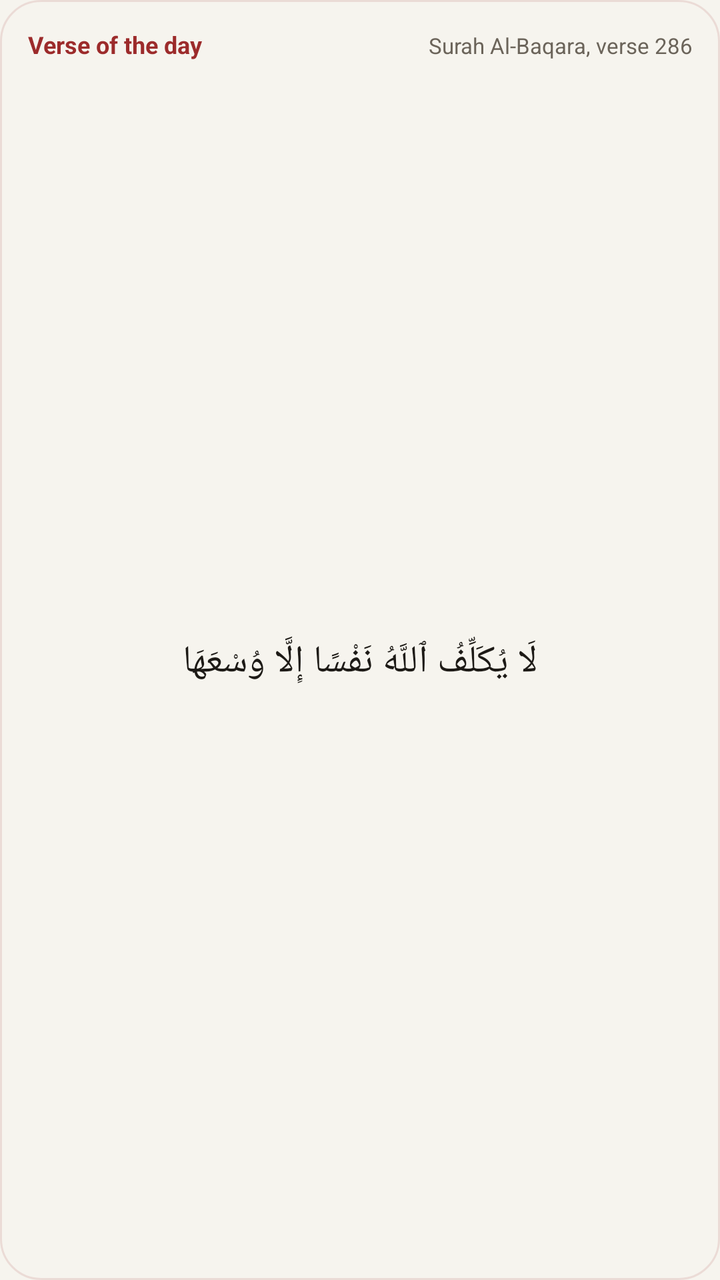
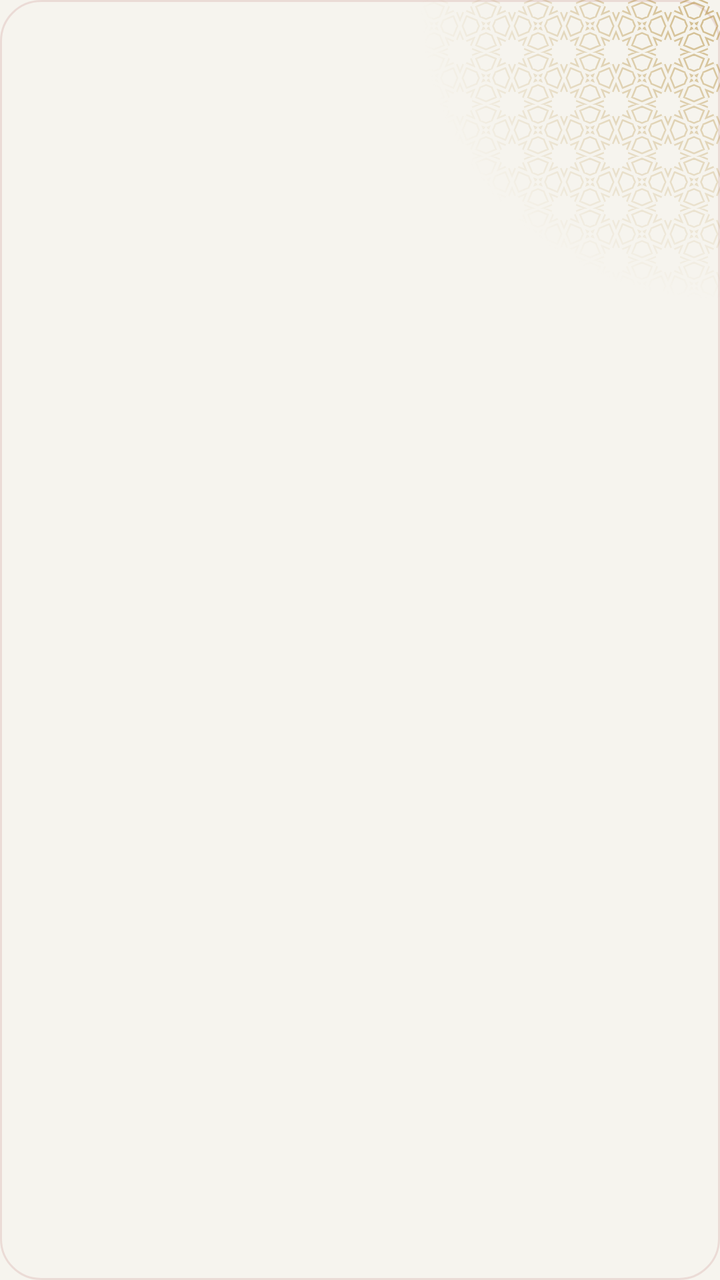

Compare the two renders of this Android layout. The source of the first and the diff that turns it into the second are given below.
<!-- AndroidManifest.xml: application theme Theme.App -->
<!-- res/layout/widget_ayah.xml -->
<?xml version="1.0" encoding="utf-8"?>
<LinearLayout xmlns:android="http://schemas.android.com/apk/res/android"
    android:id="@+id/ayah_root"
    android:layout_width="match_parent" android:layout_height="match_parent"
    android:orientation="vertical" android:padding="14dp"
    android:background="@drawable/widget_paper" android:layoutDirection="locale">
    <LinearLayout android:layout_width="match_parent" android:layout_height="wrap_content" android:orientation="horizontal">
        <TextView android:id="@+id/ayah_head" android:layout_width="wrap_content" android:layout_height="wrap_content"
            android:text="@string/widgetSample4" android:textSize="12sp" android:textStyle="bold" android:textColor="@color/widgetAccent" android:maxLines="1"/>
        <TextView android:id="@+id/ayah_ref" android:layout_width="0dp" android:layout_weight="1" android:layout_height="wrap_content"
            android:layout_marginStart="8dp" android:gravity="end"
            android:text="@string/widgetSample5" android:textSize="11sp" android:textColor="@color/widgetMuted" android:maxLines="1" android:ellipsize="end"/>
    </LinearLayout>
    <TextView android:id="@+id/ayah_text"
        android:layout_width="match_parent" android:layout_height="0dp" android:layout_weight="1"
        android:layout_marginTop="6dp" android:gravity="center"
        android:text="@string/widgetSample6"
        android:textSize="19sp" android:textColor="@color/widgetInk" android:lineSpacingMultiplier="1.35"
        android:maxLines="5" android:ellipsize="end" android:textDirection="rtl"/>
</LinearLayout>
<!-- resources referenced by this layout -->
<resources>
  <color name="widgetAccent">#9c2b2b</color>
  <color name="widgetInk">#1d1a16</color>
  <color name="widgetMuted">#6b645a</color>
  <!-- drawable widget_paper (drawable) -->
  <?xml version="1.0" encoding="utf-8"?>
  <shape xmlns:android="http://schemas.android.com/apk/res/android" android:shape="rectangle">
      <solid android:color="@color/widgetSurface"/>
      <stroke android:width="1dp" android:color="@color/widgetTrack"/>
      <corners android:radius="20dp"/>
  </shape>
  <string name="widgetSample4">Verse of the day</string>
  <string name="widgetSample5">Surah Al-Baqara, verse 286</string>
  <string name="widgetSample6" translatable="false">لَا يُكَلِّفُ ٱللَّهُ نَفْسًا إِلَّا وُسْعَهَا</string>
  <style name="Theme.App" parent="android:Theme.Material.Light.NoActionBar">
          <item name="android:windowBackground">@drawable/window_splash</item>
          <item name="android:statusBarColor">@color/backgroundColor</item>
          <item name="android:navigationBarColor">@color/backgroundColor</item>
      </style>
  <color name="widgetSurface">#f6f4ee</color>
  <color name="widgetTrack">#1F9c2b2b</color>
  <!-- drawable window_splash (drawable) -->
  <?xml version="1.0" encoding="utf-8"?>
  <layer-list xmlns:android="http://schemas.android.com/apk/res/android">
      <item android:drawable="@color/backgroundColor"/>
      <item android:drawable="@drawable/splash" android:gravity="center" android:width="120dp" android:height="120dp"/>
  </layer-list>
  <color name="backgroundColor">#f6f4ee</color>
  <!-- drawable splash: png bitmap (drawable-hdpi, 52970 bytes) -->
</resources>

<!-- the commit's change to res/layout/widget_ayah.xml (unified diff, before → after) -->
@@ -1,20 +1,29 @@
 <?xml version="1.0" encoding="utf-8"?>
-<LinearLayout xmlns:android="http://schemas.android.com/apk/res/android"
+<FrameLayout xmlns:android="http://schemas.android.com/apk/res/android"
+    xmlns:tools="http://schemas.android.com/tools" tools:ignore="ContentDescription"
     android:id="@+id/ayah_root"
     android:layout_width="match_parent" android:layout_height="match_parent"
-    android:orientation="vertical" android:padding="14dp"
     android:background="@drawable/widget_paper" android:layoutDirection="locale">
-    <LinearLayout android:layout_width="match_parent" android:layout_height="wrap_content" android:orientation="horizontal">
-        <TextView android:id="@+id/ayah_head" android:layout_width="wrap_content" android:layout_height="wrap_content"
-            android:text="@string/widgetSample4" android:textSize="12sp" android:textStyle="bold" android:textColor="@color/widgetAccent" android:maxLines="1"/>
-        <TextView android:id="@+id/ayah_ref" android:layout_width="0dp" android:layout_weight="1" android:layout_height="wrap_content"
-            android:layout_marginStart="8dp" android:gravity="end"
-            android:text="@string/widgetSample5" android:textSize="11sp" android:textColor="@color/widgetMuted" android:maxLines="1" android:ellipsize="end"/>
+    <ImageView android:layout_width="150dp" android:layout_height="150dp" android:layout_gravity="top|end"
+        android:src="@drawable/widget_orn_band" android:tint="@color/widgetOrnament" android:tintMode="src_in"
+        android:importantForAccessibility="no"/>
+    <LinearLayout
+        android:layout_width="match_parent" android:layout_height="match_parent"
+        android:orientation="vertical" android:padding="14dp">
+        <LinearLayout android:layout_width="match_parent" android:layout_height="wrap_content"
+            android:orientation="horizontal" android:gravity="center_vertical" android:baselineAligned="false">
+            <ImageView android:id="@+id/ayah_head" android:layout_width="wrap_content" android:layout_height="wrap_content"
+                android:adjustViewBounds="true" android:scaleType="fitCenter"
+                android:tint="@color/widgetAccent" android:tintMode="src_in"/>
+            <TextView android:layout_width="0dp" android:layout_height="1dp" android:layout_weight="1"/>
+            <ImageView android:id="@+id/ayah_ref" android:layout_width="wrap_content" android:layout_height="wrap_content"
+                android:layout_marginStart="8dp" android:adjustViewBounds="true" android:scaleType="fitCenter"
+                android:tint="@color/widgetMuted" android:tintMode="src_in"/>
+        </LinearLayout>
+        
+        <ImageView android:id="@+id/ayah_text"
+            android:layout_width="match_parent" android:layout_height="0dp" android:layout_weight="1"
+            android:layout_marginTop="6dp" android:scaleType="centerInside"
+            android:tint="@color/widgetInk" android:tintMode="src_in"/>
     </LinearLayout>
-    <TextView android:id="@+id/ayah_text"
-        android:layout_width="match_parent" android:layout_height="0dp" android:layout_weight="1"
-        android:layout_marginTop="6dp" android:gravity="center"
-        android:text="@string/widgetSample6"
-        android:textSize="19sp" android:textColor="@color/widgetInk" android:lineSpacingMultiplier="1.35"
-        android:maxLines="5" android:ellipsize="end" android:textDirection="rtl"/>
-</LinearLayout>
+</FrameLayout>
<!-- resource entries referenced after the edit -->
@@ -3,6 +3,11 @@
   <color name="widgetAccent">#9c2b2b</color>
   <color name="widgetInk">#1d1a16</color>
   <color name="widgetMuted">#6b645a</color>
+  <color name="widgetOrnament">#8CB08833</color>
+  <!-- drawable widget_orn_band (drawable) -->
+  <?xml version="1.0" encoding="utf-8"?>
+  <bitmap xmlns:android="http://schemas.android.com/apk/res/android"
+      android:src="@drawable/widget_orn_band_mask" android:autoMirrored="true"/>
   <!-- drawable widget_paper (drawable) -->
   <?xml version="1.0" encoding="utf-8"?>
   <shape xmlns:android="http://schemas.android.com/apk/res/android" android:shape="rectangle">
@@ -10,14 +15,12 @@
       <stroke android:width="1dp" android:color="@color/widgetTrack"/>
       <corners android:radius="20dp"/>
   </shape>
-  <string name="widgetSample4">Verse of the day</string>
-  <string name="widgetSample5">Surah Al-Baqara, verse 286</string>
-  <string name="widgetSample6" translatable="false">لَا يُكَلِّفُ ٱللَّهُ نَفْسًا إِلَّا وُسْعَهَا</string>
   <style name="Theme.App" parent="android:Theme.Material.Light.NoActionBar">
           <item name="android:windowBackground">@drawable/window_splash</item>
           <item name="android:statusBarColor">@color/backgroundColor</item>
           <item name="android:navigationBarColor">@color/backgroundColor</item>
       </style>
+  <!-- drawable widget_orn_band_mask: webp bitmap (drawable-hdpi, 18976 bytes) -->
   <color name="widgetSurface">#f6f4ee</color>
   <color name="widgetTrack">#1F9c2b2b</color>
   <!-- drawable window_splash (drawable) -->
